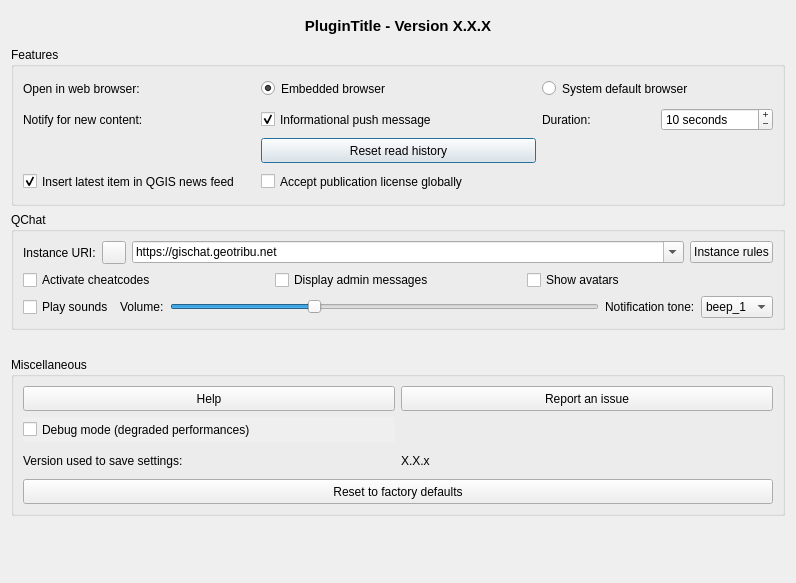
Old version of the form qtribu/gui/dlg_settings.ui in the repository geotribu/qtribu.
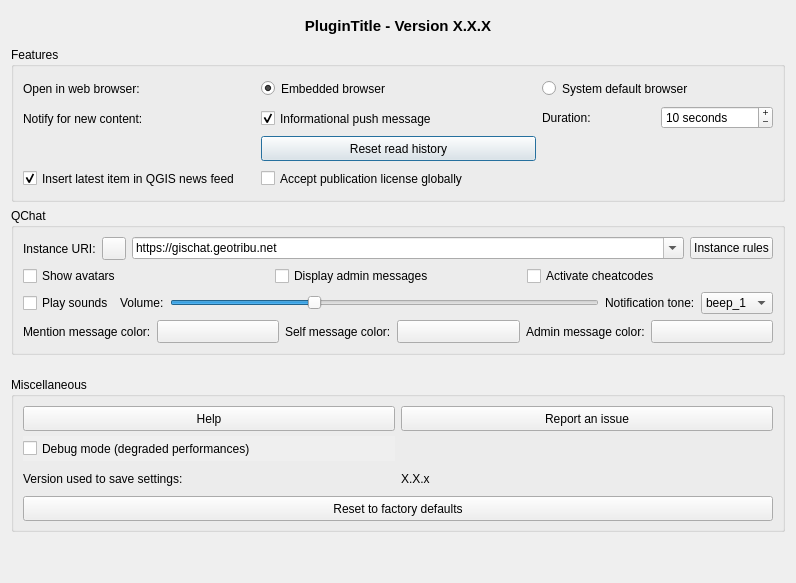
New version of the form. Icons and pictures are not drawn. Custom widgets are drawn as their Qt base class.

Commit message: feat: set message colors in settings

The edit to the form file:
```diff
--- a/qtribu/gui/dlg_settings.ui
+++ b/qtribu/gui/dlg_settings.ui
@@ -352,20 +352,6 @@
       </item>
       <item>
        <layout class="QHBoxLayout" name="hly_misc">
-        <item>
-         <widget class="QCheckBox" name="ckb_cheatcodes">
-          <property name="text">
-           <string>Activate cheatcodes</string>
-          </property>
-         </widget>
-        </item>
-        <item>
-         <widget class="QCheckBox" name="ckb_display_admin_messages">
-          <property name="text">
-           <string>Display admin messages</string>
-          </property>
-         </widget>
-        </item>
         <item>
          <widget class="QCheckBox" name="ckb_show_avatars">
           <property name="text">
@@ -373,6 +359,20 @@
           </property>
          </widget>
         </item>
+        <item>
+         <widget class="QCheckBox" name="ckb_display_admin_messages">
+          <property name="text">
+           <string>Display admin messages</string>
+          </property>
+         </widget>
+        </item>
+        <item>
+         <widget class="QCheckBox" name="ckb_cheatcodes">
+          <property name="text">
+           <string>Activate cheatcodes</string>
+          </property>
+         </widget>
+        </item>
        </layout>
       </item>
       <item>
@@ -475,6 +475,79 @@
         </item>
        </layout>
       </item>
+      <item>
+       <layout class="QHBoxLayout" name="hly_colors">
+        <item>
+         <widget class="QLabel" name="lbl_color_mention">
+          <property name="sizePolicy">
+           <sizepolicy hsizetype="Minimum" vsizetype="Preferred">
+            <horstretch>0</horstretch>
+            <verstretch>0</verstretch>
+           </sizepolicy>
+          </property>
+          <property name="text">
+           <string>Mention message color:</string>
+          </property>
+         </widget>
+        </item>
+        <item>
+         <widget class="QgsColorButton" name="cbt_color_mention">
+          <property name="sizePolicy">
+           <sizepolicy hsizetype="Expanding" vsizetype="Fixed">
+            <horstretch>0</horstretch>
+            <verstretch>0</verstretch>
+           </sizepolicy>
+          </property>
+         </widget>
+        </item>
+        <item>
+         <widget class="QLabel" name="lbl_color_self">
+          <property name="sizePolicy">
+           <sizepolicy hsizetype="Minimum" vsizetype="Preferred">
+            <horstretch>0</horstretch>
+            <verstretch>0</verstretch>
+           </sizepolicy>
+          </property>
+          <property name="text">
+           <string>Self message color:</string>
+          </property>
+         </widget>
+        </item>
+        <item>
+         <widget class="QgsColorButton" name="cbt_color_self">
+          <property name="sizePolicy">
+           <sizepolicy hsizetype="Expanding" vsizetype="Fixed">
+            <horstretch>0</horstretch>
+            <verstretch>0</verstretch>
+           </sizepolicy>
+          </property>
+         </widget>
+        </item>
+        <item>
+         <widget class="QLabel" name="lbl_color_admin">
+          <property name="sizePolicy">
+           <sizepolicy hsizetype="Minimum" vsizetype="Preferred">
+            <horstretch>0</horstretch>
+            <verstretch>0</verstretch>
+           </sizepolicy>
+          </property>
+          <property name="text">
+           <string>Admin message color:</string>
+          </property>
+         </widget>
+        </item>
+        <item>
+         <widget class="QgsColorButton" name="cbt_color_admin">
+          <property name="sizePolicy">
+           <sizepolicy hsizetype="Expanding" vsizetype="Fixed">
+            <horstretch>0</horstretch>
+            <verstretch>0</verstretch>
+           </sizepolicy>
+          </property>
+         </widget>
+        </item>
+       </layout>
+      </item>
      </layout>
     </widget>
    </item>
@@ -676,6 +749,11 @@
   </layout>
  </widget>
  <customwidgets>
+  <customwidget>
+   <class>QgsColorButton</class>
+   <extends>QToolButton</extends>
+   <header>qgscolorbutton.h</header>
+  </customwidget>
   <customwidget>
    <class>QgsSymbolButton</class>
    <extends>QToolButton</extends>
```
Left out of the diff: 25 changed lines with no effect on the pictures. The commit also changes 4 other files.
